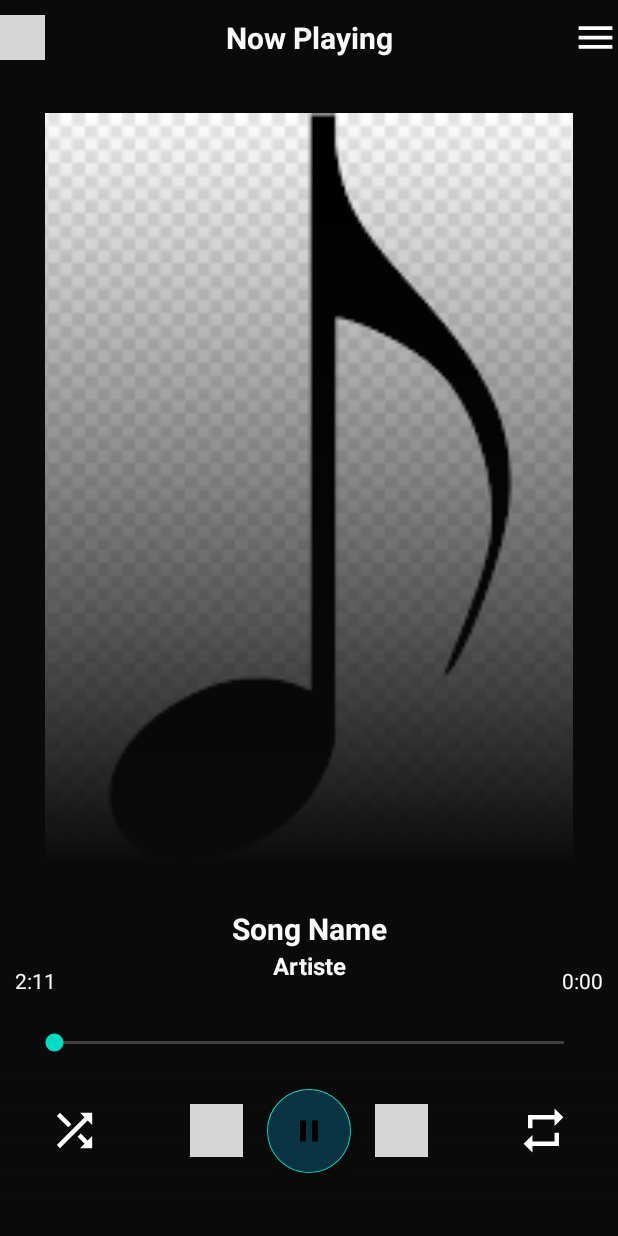
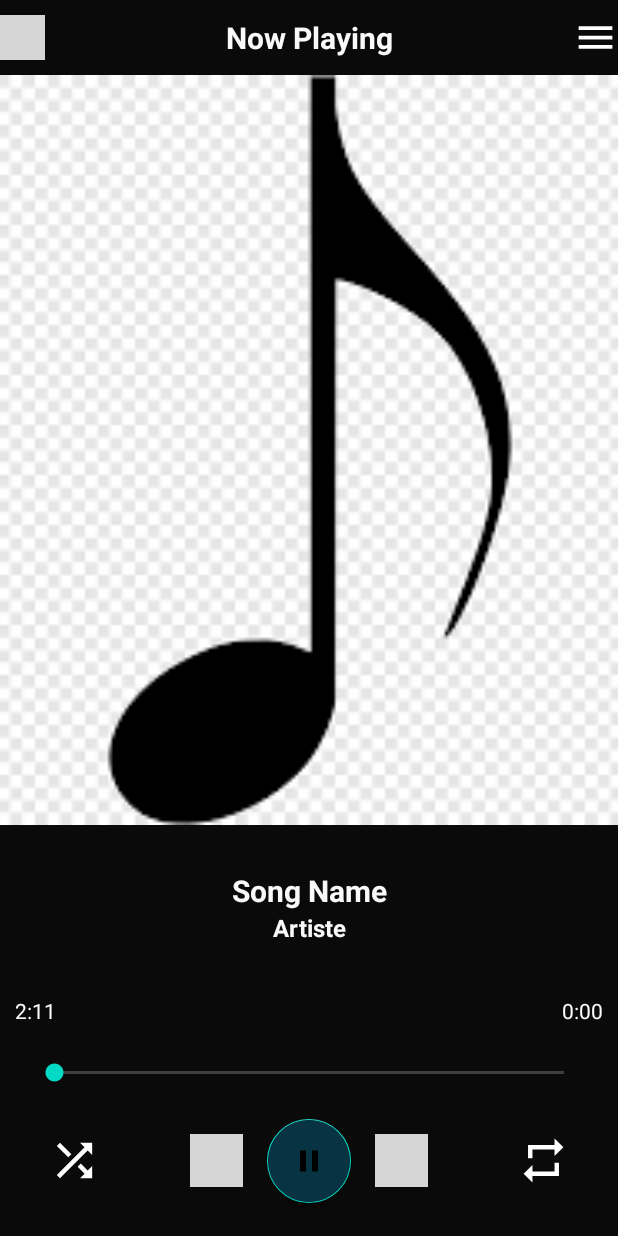
Before and after one commit to pkbotchway/music-player, an Android app: the Player screen opened directly, with no data from a screen before it, on a phone screen of 412 x 824 dp. Run offline under Robolectric (Android 15) with nearby library versions, the phone set to English and light mode, and no system bars; 7 statements that could not run were skipped; grey boxes are pictures that could not be loaded.

Commit message:
edit/modify for gradient

```diff
--- a/app/src/main/res/layout/activity_player.xml
+++ b/app/src/main/res/layout/activity_player.xml
@@ -49,9 +49,6 @@
         android:layout_width="match_parent"
         android:layout_height="500dp"
         android:id="@+id/card"
-        android:layout_marginTop="25dp"
-        android:layout_marginStart="30dp"
-        android:layout_marginEnd="30dp"
         android:layout_below="@+id/layoutTopButton">
 
         <ImageView
@@ -64,7 +61,6 @@
             android:layout_width="match_parent"
             android:layout_height="match_parent"
             android:id="@+id/imageViewGradient"
-            android:src="@drawable/gradient_bg"
             android:layout_alignParentBottom="true"/>
     </RelativeLayout>
 
@@ -100,61 +96,63 @@
         android:layout_marginEnd="40dp"/>
 
     <RelativeLayout
+        android:id="@+id/layoutButtons"
         android:layout_width="wrap_content"
         android:layout_height="100dp"
-        android:id="@+id/layoutButtons"
-        android:layout_marginBottom="20dp"
-        android:layout_alignParentBottom="true"
         android:layout_alignParentStart="true"
         android:layout_alignParentEnd="true"
+        android:layout_alignParentBottom="true"
+        android:layout_marginStart="0dp"
+        android:layout_marginEnd="0dp"
+        android:layout_marginBottom="0dp"
         android:background="@drawable/gradient_bg">
 
         <ImageView
+            android:id="@+id/shuffle"
             android:layout_width="35dp"
             android:layout_height="35dp"
-            android:id="@+id/shuffle"
-            android:src="@drawable/ic_shuffle_off"
+            android:layout_alignParentStart="true"
             android:layout_centerVertical="true"
-            android:layout_alignParentStart="true"
-            android:layout_marginStart="32dp"/>
+            android:layout_marginStart="32dp"
+            android:src="@drawable/ic_shuffle_off" />
 
         <ImageView
+            android:id="@+id/skip_previous"
             android:layout_width="35dp"
             android:layout_height="35dp"
-            android:id="@+id/skip_previous"
-            android:src="@drawable/ic_skip_previous"
             android:layout_centerVertical="true"
+            android:layout_marginEnd="16dp"
             android:layout_toStartOf="@+id/playPause"
-            android:layout_marginEnd="16dp"/>
+            android:src="@drawable/ic_skip_previous" />
 
         <com.google.android.material.floatingactionbutton.FloatingActionButton
+            android:id="@+id/playPause"
             android:layout_width="wrap_content"
             android:layout_height="wrap_content"
-            android:backgroundTint="@color/colorPrimary"
-            android:id="@+id/playPause"
-            android:src="@drawable/ic_play"
             android:layout_centerHorizontal="true"
             android:layout_centerVertical="true"
+            android:backgroundTint="@color/colorPrimary"
+            android:clickable="true"
             android:focusable="true"
-            android:clickable="true"/>
+            android:src="@drawable/ic_play" />
 
         <ImageView
+            android:id="@+id/skip_next"
             android:layout_width="35dp"
             android:layout_height="35dp"
-            android:id="@+id/skip_next"
-            android:src="@drawable/ic_skip_next"
             android:layout_centerVertical="true"
+            android:layout_marginStart="16dp"
             android:layout_toEndOf="@+id/playPause"
-            android:layout_marginStart="16dp"/>
+            android:src="@drawable/ic_skip_next" />
 
         <ImageView
+            android:id="@+id/repeat"
             android:layout_width="35dp"
             android:layout_height="35dp"
-            android:id="@+id/repeat"
-            android:src="@drawable/ic_repeat_off"
+            android:layout_alignParentEnd="true"
             android:layout_centerVertical="true"
-            android:layout_alignParentEnd="true"
-            android:layout_marginEnd="32dp"/>
+            android:layout_marginEnd="32dp"
+            android:src="@drawable/ic_repeat_off" />
     </RelativeLayout>
 
     <RelativeLayout
```
